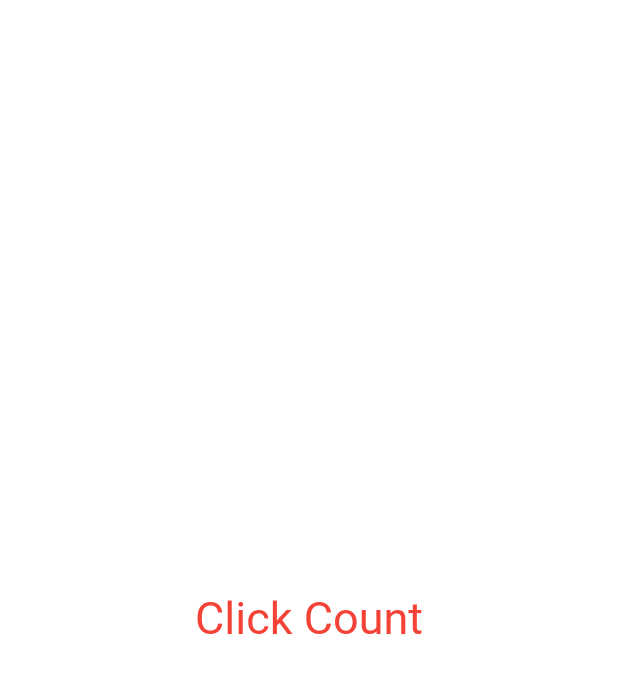
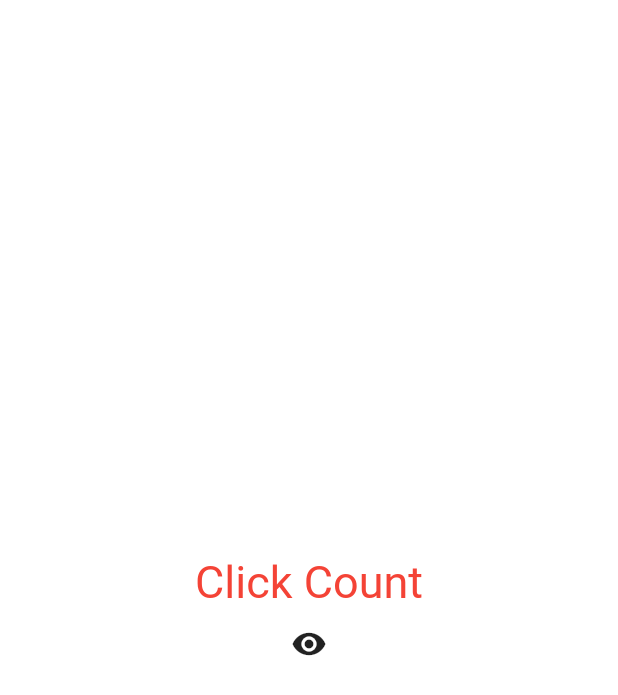
Before and after one commit to KangminNa/pomodoro, a Flutter app: the screen it shows after launch, on a phone screen of 412 x 824 dp. Shown: the top 695 px of the screen. Run offline on Flutter 3.47's test engine with Material 2 defaults, Android fonts, the phone set to English and light mode, and no system bars.

Commit message:
feat : toggle button
- Widget Lifecycle 예제
- dispose와 initState를 알아봄.
- 해당 사용 방법은 이후 pomodoro에서 사용하면서 익힐 예정

```diff
--- a/lib/main.dart
+++ b/lib/main.dart
@@ -13,6 +13,13 @@ class App extends StatefulWidget {
 
 class _AppState extends State<App> {
   int counter = 0;
+  bool showTitle = true;
+
+  void toggleTitle() {
+    setState(() {
+      showTitle = !showTitle;
+    });
+  }
 
   void onClicked() {
     setState(() {
@@ -30,13 +37,16 @@ class _AppState extends State<App> {
           ),
         ),
       ),
-      home: const Scaffold(
+      home: Scaffold(
         backgroundColor: Colors.white,
         body: Center(
           child: Column(
             mainAxisAlignment: MainAxisAlignment.center,
             children: [
-              MyLargeText(),
+              showTitle ? const MyLargeText() : const Text('nothing'),
+              IconButton(
+                  onPressed: toggleTitle,
+                  icon: const Icon(Icons.remove_red_eye))
             ],
           ),
         ),
@@ -45,10 +55,29 @@ class _AppState extends State<App> {
   }
 }
 
-class MyLargeText extends StatelessWidget {
+class MyLargeText extends StatefulWidget {
   const MyLargeText({
     super.key,
   });
+
+  @override
+  State<MyLargeText> createState() => _MyLargeTextState();
+}
+
+class _MyLargeTextState extends State<MyLargeText> {
+  int count = 0;
+
+  @override
+  void initState() {
+    // TODO: implement initState
+    super.initState();
+  } // 부모요소에 의존하는 데이터를 초기화해야 하는 경우에 사용, 대부분 위 방식으로 사용.
+
+  @override
+  void dispose() {
+    // TODO: implement dispose
+    super.dispose();
+  } // 위젯이 스크린에서 제거될 때 호출되는 메서드,
 
   @override
   Widget build(BuildContext context) {
```
